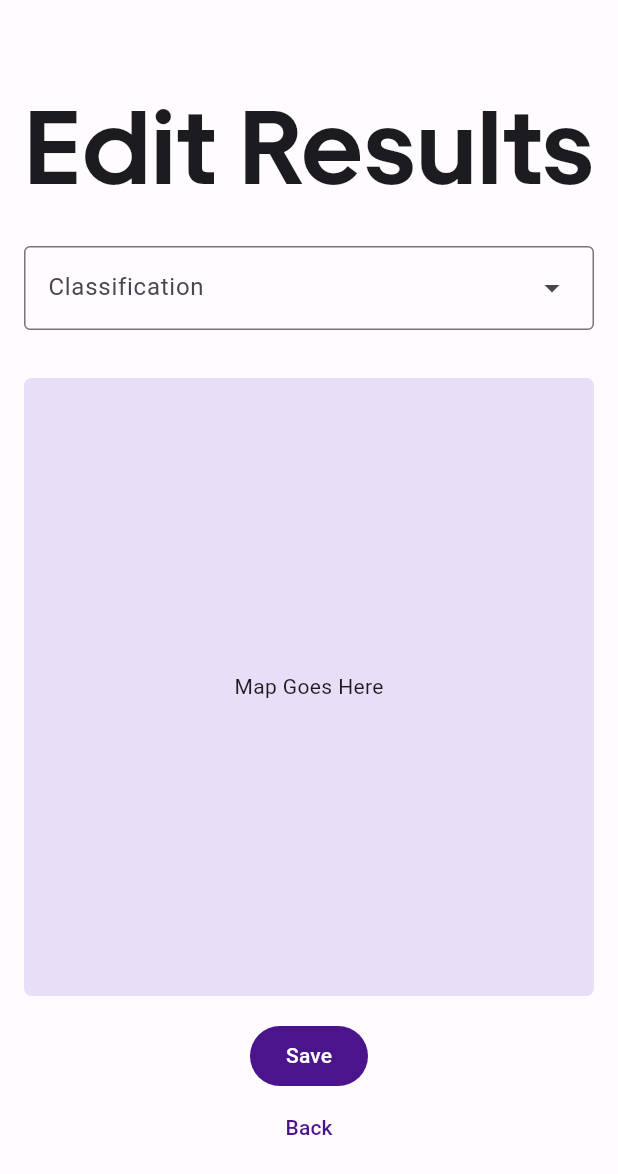
After one commit to aadarshabastola/CRAFT, a Flutter app: the EditResults screen opened directly, on a phone screen of 412 x 824 dp. The commit adds this screen. Shown: the top 1174 px of the screen. Run offline on Flutter 3.47's test engine with Material 3 defaults, Android fonts, the phone set to English and light mode, and no system bars; our stand-ins replace geolocator, image_cropper, image_picker, page_transition.

Commit message:
added edit results page

```diff
--- /dev/null
+++ b/craft/lib/screens/edit_results.dart
@@ -0,0 +1,84 @@
+import 'package:flutter/material.dart';
+
+class EditResults extends StatefulWidget {
+  const EditResults({super.key});
+
+  @override
+  State<EditResults> createState() => _EditResultsState();
+}
+
+class _EditResultsState extends State<EditResults> {
+  List<String> dropDownMenuItems = [
+    'Kana\'a',
+    'Black Mesa',
+    'Sosi',
+    'Dogoszhi',
+    'Flagstaff',
+    'Tusayan',
+    'Kayenta',
+  ];
+
+  @override
+  Widget build(BuildContext context) {
+    return Scaffold(
+      body: Padding(
+        padding: const EdgeInsets.all(16),
+        child: Column(
+          crossAxisAlignment: CrossAxisAlignment.start,
+          children: [
+            const SizedBox(
+              height: 32,
+            ),
+            const SizedBox(
+              width: double.infinity,
+              child: FittedBox(
+                fit: BoxFit.contain,
+                child: Text(
+                  'Edit Results',
+                  style: TextStyle(
+                    fontFamily: 'Uber',
+                    fontWeight: FontWeight.w700,
+                  ),
+                ),
+              ),
+            ),
+            const SizedBox(
+              height: 16,
+            ),
+            DropdownMenu(
+              width: MediaQuery.of(context).size.width - 32,
+              label: const Text('Classification'),
+              // initialSelection: dropDownMenuItems.first,
+              dropdownMenuEntries: dropDownMenuItems
+                  .map<DropdownMenuEntry<String>>((String value) {
+                return DropdownMenuEntry<String>(value: value, label: value);
+              }).toList(),
+            ),
+            const SizedBox(
+              height: 32,
+            ),
+            Container(
+              decoration: BoxDecoration(
+                  color: Theme.of(context)
+                      .colorScheme
+                      .secondaryContainer, // select color from current theme scheme
+                  borderRadius: const BorderRadius.all(Radius.circular(5))),
+              width: MediaQuery.of(context).size.width,
+              height: MediaQuery.of(context).size.width,
+              child: const Center(child: Text('Map Goes Here')),
+            ),
+            const SizedBox(
+              height: 16,
+            ),
+            Center(
+                child: FilledButton(
+                    onPressed: () => {}, child: const Text('Save'))),
+            Center(
+                child:
+                    TextButton(onPressed: () => {}, child: const Text('Back'))),
+          ],
+        ),
+      ),
+    );
+  }
+}
--- a/craft/lib/screens/homepage.dart
+++ b/craft/lib/screens/homepage.dart
@@ -1,9 +1,11 @@
 import 'dart:io';
 
+import 'package:craft/screens/edit_results.dart';
 import 'package:flutter/material.dart';
 import 'package:geolocator/geolocator.dart';
 import 'package:image_cropper/image_cropper.dart';
 import 'package:image_picker/image_picker.dart';
+import 'package:page_transition/page_transition.dart';
 
 class HomePage extends StatefulWidget {
   static const String id = 'home';
@@ -94,9 +96,14 @@ class _HomePageState extends State<HomePage> {
     // When we reach here, permissions are granted and we can
     // continue accessing the position of the device.
     return await Geolocator.getCurrentPosition(
-        desiredAccuracy: LocationAccuracy.lowest);
+        desiredAccuracy: LocationAccuracy.low);
 
     // TODO: Randomize the geoloation by a little bit
+  }
+
+  void editClassification() {
+    Navigator.push(context,
+        PageTransition(child: EditResults(), type: PageTransitionType.fade));
   }
 
   @override
@@ -274,7 +281,7 @@ class _HomePageState extends State<HomePage> {
                 : Container(),
             selectedImage != null && classificaitonData != null
                 ? TextButton(
-                    onPressed: () => {},
+                    onPressed: editClassification,
                     child: const Text('Edit Classification'))
                 : Container(),
           ],
--- a/craft/pubspec.yaml
+++ b/craft/pubspec.yaml
@@ -12,6 +12,7 @@ dependencies:
   geolocator: ^11.0.0
   image_cropper: ^5.0.1
   image_picker: ^1.0.7
+  page_transition: ^2.1.0
 
 dev_dependencies:
   flutter_test:
```
Also changed, not shown: craft/pubspec.lock.
